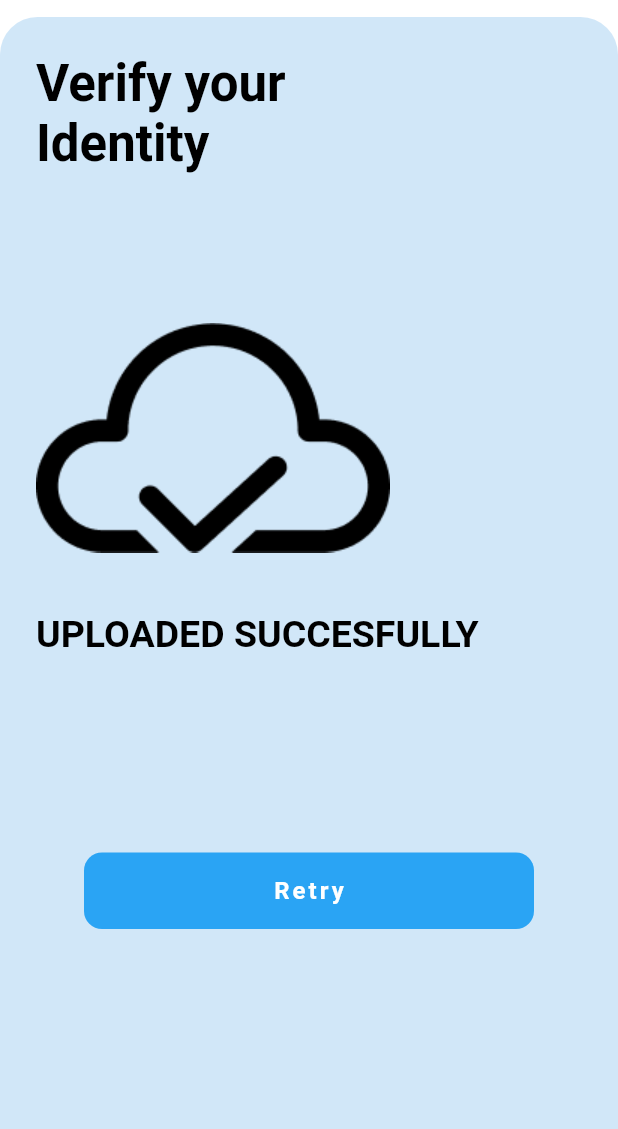
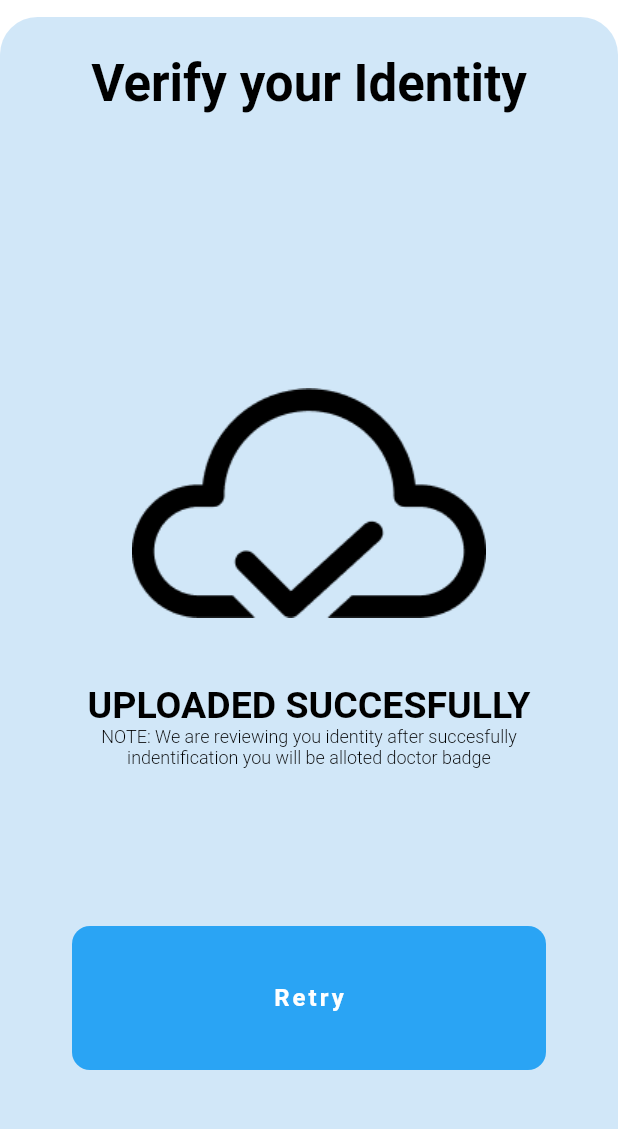
Before and after one commit to woinbo/Dreave, a Flutter app: the VerifyYourIdenity screen opened directly, on a phone screen of 412 x 824 dp, the part 67-1196 px from its top. Run offline on Flutter 3.47's test engine with Material 2 defaults, Android fonts, the phone set to English and light mode, and no system bars; our stand-ins replace firebase_core, flutter_svg, font_awesome_flutter, shared_preferences; accounts and stored records are empty; project files that could hold a hidden picture were left out.

Commit message:
-added IdentityVerify

```diff
--- a/lib/UI/views/verifyMobileScreen/verifyYourIdentity.dart
+++ b/lib/UI/views/verifyMobileScreen/verifyYourIdentity.dart
@@ -1,5 +1,4 @@
 import 'package:flutter/material.dart';
-import 'package:font_awesome_flutter/font_awesome_flutter.dart';
 import 'package:solution_challenge/config/assets.dart';
 
 class VerifyYourIdenity extends StatefulWidget {
@@ -7,7 +6,7 @@ class VerifyYourIdenity extends StatefulWidget {
   _VerifyYourIdenity createState() => _VerifyYourIdenity();
 }
 
-class _VerifyYourIdenity extends State<VerifyYourIdenity>{
+class _VerifyYourIdenity extends State<VerifyYourIdenity> {
   @override
   Widget build(BuildContext context) {
     return Scaffold(
@@ -36,46 +35,66 @@ class _VerifyYourIdenity extends State<VerifyYourIdenity>{
             ),
           ),
           child: Column(
-            crossAxisAlignment: CrossAxisAlignment.start,
+            crossAxisAlignment: CrossAxisAlignment.center,
             children: [
-              Text(
-                "Verify your \nIdentity",
+              Expanded(
+                flex: 1,
+                child: Text(
+                  "Verify your Identity",
                   style: TextStyle(
                     fontSize: 34,
                     fontWeight: FontWeight.bold,
                     color: Colors.black,
                   ),
                 ),
-
-              SizedBox(
-                height:100,
               ),
-              Image.asset(
+              Expanded(
+                flex: 2,
+                child: Column(
+                  crossAxisAlignment: CrossAxisAlignment.center,
+                  children: [
+                    Expanded(
+                      flex: 4,
+                      child: Image.asset(
                         Assets.kVerify,
                       ),
-              SizedBox(
-               height: 40
                     ),
-              Text(
-                "UPLOADED SUCCESFULLY",
+                    Expanded(
+                      flex: 2,
+                      child: RichText(
+                        text: TextSpan(
+                          text: 'UPLOADED SUCCESFULLY\n',
                           style: TextStyle(
                             fontSize: 25,
                             fontWeight: FontWeight.bold,
                             color: Colors.black,
                           ),
+                          children: [
+                            TextSpan(
+                              text:
+                                  "NOTE: We are reviewing you identity after succesfully \nindentification you will be alloted doctor badge",
+                              style: TextStyle(
+                                fontSize: 12,
+                                fontWeight: FontWeight.w300,
+                                color: Colors.black,
                               ),
-              SizedBox(
-              height: 123,
                             ),
-              GestureDetector(
-
+                          ],
+                        ),
+                        textAlign: TextAlign.center,
+                      ),
+                    ),
+                  ],
+                ),
+              ),
+              Expanded(
+                flex: 1,
+                child: GestureDetector(
                   onTap: () {},
                   child: Container(
-                              margin: EdgeInsets.symmetric(
-                                horizontal:32.0, vertical:8.0
-                              ),
-                              padding: EdgeInsets.symmetric(
-                                  horizontal: 80, vertical: 16),
+                    margin:
+                        EdgeInsets.symmetric(horizontal: 24.0, vertical: 42.0),
+                    padding: EdgeInsets.symmetric(horizontal: 40, vertical: 0),
                     decoration: BoxDecoration(
                       color: Color(0xff2AA4F4),
                       borderRadius: BorderRadius.all(
@@ -95,12 +114,11 @@ class _VerifyYourIdenity extends State<VerifyYourIdenity>{
                     ),
                   ),
                 ),
+              ),
             ],
           ),
-
         ),
       ),
     );
   }
-
 }
```
Lines whose indentation alone changed are shown as unchanged.
